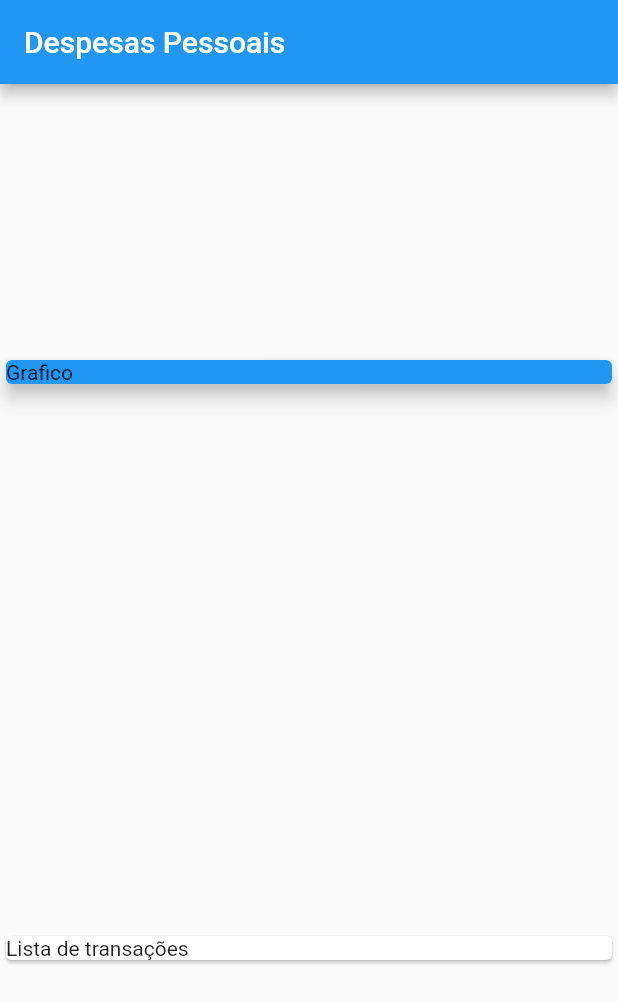
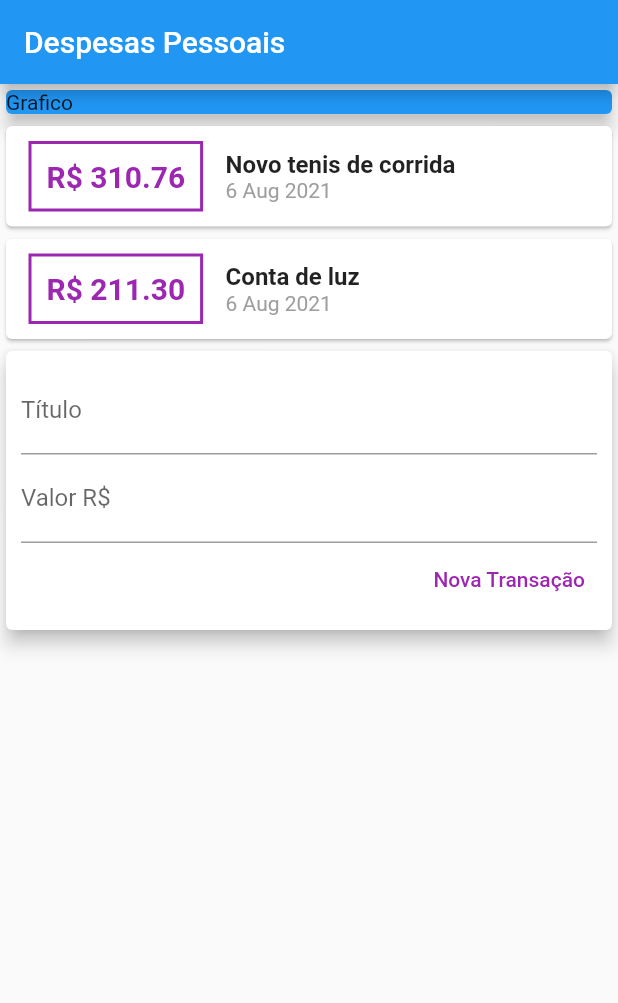
Before and after one commit to BoanergesJunior/flutter-learning, a Flutter app: the screen it shows after launch, on a phone screen of 412 x 824 dp. Shown: the top 1003 px of the screen. Run offline on Flutter 3.47's test engine with Material 2 defaults, Android fonts, the phone set to English and light mode, and no system bars.

Commit message:
transaction_list widged created (refactor)

```diff
--- /dev/null
+++ b/expenses/lib/components/transaction_list.dart
@@ -0,0 +1,53 @@
+import 'package:flutter/material.dart';
+import 'package:intl/intl.dart';
+import '../models/transaction.dart';
+
+class TransactionList extends StatelessWidget {
+  final List<Transaction> transactions;
+
+  TransactionList(this.transactions);
+
+  @override
+  Widget build(BuildContext context) {
+    return Column(
+      children: transactions.map((item) {
+        return Card(
+          child: Row(
+            children: <Widget>[
+              Container(
+                margin: EdgeInsets.symmetric(
+                  horizontal: 15,
+                  vertical: 10,
+                ),
+                decoration: BoxDecoration(
+                    border: Border.all(color: Colors.purple, width: 2)),
+                padding: EdgeInsets.all(10),
+                child: Text(
+                  'R\$ ${item.value.toStringAsFixed(2)}',
+                  style: TextStyle(
+                    fontWeight: FontWeight.bold,
+                    fontSize: 20,
+                    color: Colors.purple,
+                  ),
+                ),
+              ),
+              Column(
+                crossAxisAlignment: CrossAxisAlignment.start,
+                children: <Widget>[
+                  Text(
+                    item.title,
+                    style: TextStyle(fontSize: 16, fontWeight: FontWeight.bold),
+                  ),
+                  Text(
+                    DateFormat('d MMM y').format(item.date),
+                    style: TextStyle(color: Colors.grey),
+                  )
+                ],
+              )
+            ],
+          ),
+        );
+      }).toList(),
+    );
+  }
+}
--- a/expenses/lib/main.dart
+++ b/expenses/lib/main.dart
@@ -1,5 +1,6 @@
 import 'package:expenses/models/transaction.dart';
 import 'package:flutter/material.dart';
+import './components/transaction_list.dart';
 
 void main() => runApp(ExpensesApp());
 
@@ -13,6 +14,9 @@ class ExpensesApp extends StatelessWidget {
 }
 
 class MyHomePage extends StatelessWidget {
+  final titleController = TextEditingController();
+  final valueController = TextEditingController();
+
   final _transactions = [
     Transaction(
         id: 't1',
@@ -20,10 +24,7 @@ class MyHomePage extends StatelessWidget {
         value: 310.76,
         date: DateTime.now()),
     Transaction(
-        id: 't2',
-        title: 'Conta de luz',
-        value: 211.30,
-        date: DateTime.now()),
+        id: 't2', title: 'Conta de luz', value: 211.30, date: DateTime.now()),
   ];
 
   @override
@@ -33,7 +34,6 @@ class MyHomePage extends StatelessWidget {
           title: Text('Despesas Pessoais'),
         ),
         body: Column(
-          mainAxisAlignment: MainAxisAlignment.spaceAround,
           crossAxisAlignment: CrossAxisAlignment.stretch,
           children: <Widget>[
             Container(
@@ -43,8 +43,34 @@ class MyHomePage extends StatelessWidget {
                 child: Text('Grafico'),
               ),
             ),
+            TransactionList(_transactions),
             Card(
-              child: Text('Lista de transações'),
+              elevation: 5,
+              child: Padding(
+                padding: const EdgeInsets.all(10),
+                child: Column(
+                  children: [
+                    TextField(
+                      controller: titleController,
+                      decoration: InputDecoration(labelText: 'Título'),
+                    ),
+                    TextField(
+                      controller: valueController,
+                      decoration: InputDecoration(labelText: 'Valor R\$'),
+                    ),
+                    Row(
+                      mainAxisAlignment: MainAxisAlignment.end,
+                      children: [
+                        TextButton(
+                          onPressed: () {},
+                          child: Text('Nova Transação'),
+                          style: TextButton.styleFrom(primary: Colors.purple),
+                        ),
+                      ],
+                    )
+                  ],
+                ),
+              ),
             )
           ],
         ));
--- a/expenses/pubspec.yaml
+++ b/expenses/pubspec.yaml
@@ -3,7 +3,7 @@ description: A new Flutter project.
 
 # The following line prevents the package from being accidentally published to
 # pub.dev using `pub publish`. This is preferred for private packages.
-publish_to: 'none' # Remove this line if you wish to publish to pub.dev
+publish_to: "none" # Remove this line if you wish to publish to pub.dev
 
 # The following defines the version and build number for your application.
 # A version number is three numbers separated by dots, like 1.2.43
@@ -23,7 +23,7 @@ environment:
 dependencies:
   flutter:
     sdk: flutter
-
+  intl: ^0.17.0
 
   # The following adds the Cupertino Icons font to your application.
   # Use with the CupertinoIcons class for iOS style icons.
@@ -38,7 +38,6 @@ dev_dependencies:
 
 # The following section is specific to Flutter.
 flutter:
-
   # The following line ensures that the Material Icons font is
   # included with your application, so that you can use the icons in
   # the material Icons class.
```
Also changed, not shown: expenses/pubspec.lock.
